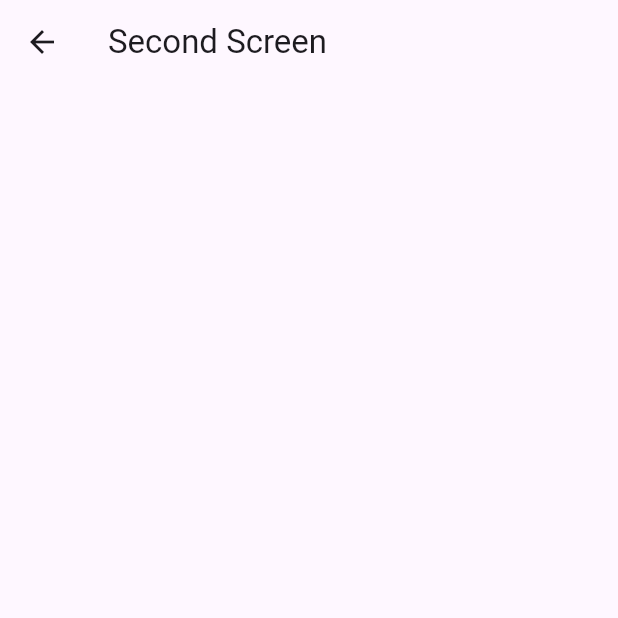
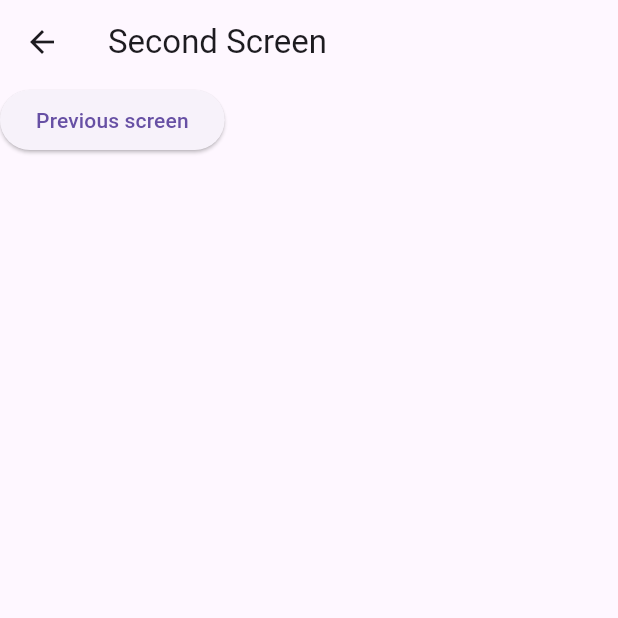
Before and after one commit to ashrafulislamakik/Flutter_Widgets_Module_5, a Flutter app: the SeconScreen screen opened directly, on a phone screen of 412 x 824 dp, the top half of it. Run offline on Flutter 3.47's test engine with Material 3 defaults, Android fonts, the phone set to English and light mode, and no system bars.

Commit message:
Update main.dart

```diff
--- a/lib/main.dart
+++ b/lib/main.dart
@@ -54,6 +54,15 @@ class SeconScreen extends StatelessWidget {
       appBar: AppBar(
         title: Text("Second Screen"),
       ),
+
+      body: Column(
+        children: [
+          ElevatedButton(onPressed: (){
+             Navigator.pop(context);
+            },
+            child: Text("Previous screen")), //jekan taka asca sekane fire jawa er kaj
+        ],
+      ),
     );
   }
 }
```
